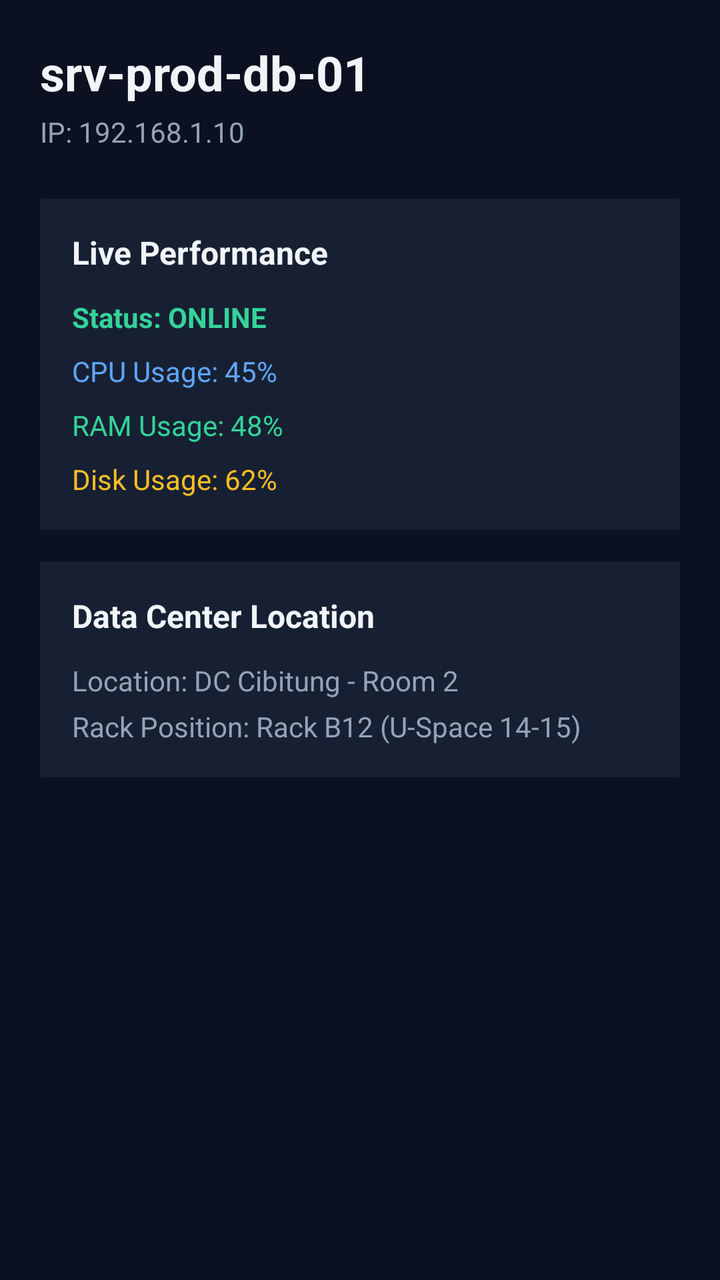
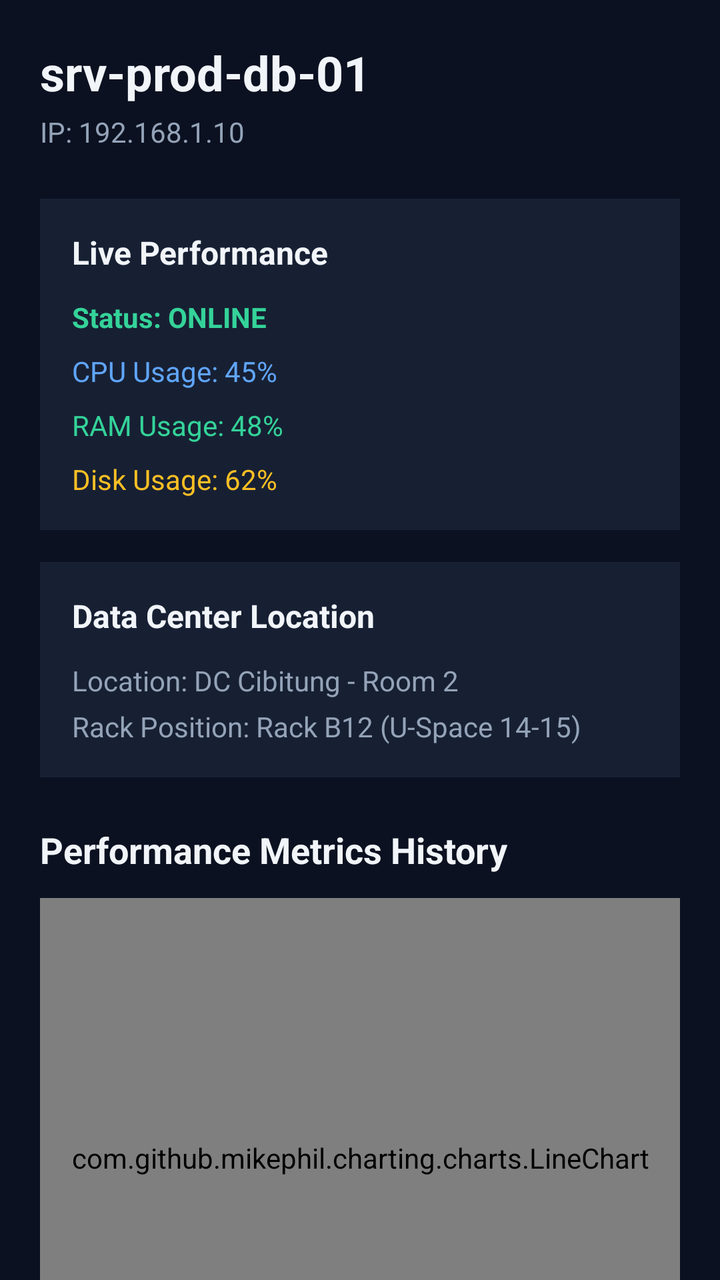

An Android layout rendered at two revisions. The XML below is the earlier revision; the diff shows what the commit changed to produce the second picture.
<!-- AndroidManifest.xml: application theme Theme.OpsMonitor -->
<!-- res/layout/fragment_server_detail.xml -->
<?xml version="1.0" encoding="utf-8"?>
<LinearLayout xmlns:android="http://schemas.android.com/apk/res/android"
    xmlns:tools="http://schemas.android.com/tools"
    android:layout_width="match_parent"
    android:layout_height="match_parent"
    android:background="#0B1120"
    android:padding="20dp"
    android:orientation="vertical"
    tools:context=".ui.ServerDetailFragment">

    
    <TextView
        android:id="@+id/tvDetailServerName"
        android:layout_width="wrap_content"
        android:layout_height="wrap_content"
        android:text="srv-prod-db-01"
        android:textColor="#F1F5F9"
        android:textSize="24sp"
        android:textStyle="bold" />

    <TextView
        android:id="@+id/tvDetailIpAddress"
        android:layout_width="wrap_content"
        android:layout_height="wrap_content"
        android:layout_marginTop="4dp"
        android:text="IP: 192.168.1.10"
        android:textColor="#94A3B8"
        android:textSize="14sp" />

    
    <LinearLayout
        android:layout_width="match_parent"
        android:layout_height="wrap_content"
        android:layout_marginTop="24dp"
        android:background="#172033"
        android:orientation="vertical"
        android:padding="16dp">

        <TextView
            android:layout_width="wrap_content"
            android:layout_height="wrap_content"
            android:text="Live Performance"
            android:textColor="#F1F5F9"
            android:textSize="16sp"
            android:textStyle="bold" />

        <TextView
            android:id="@+id/tvDetailStatus"
            android:layout_width="wrap_content"
            android:layout_height="wrap_content"
            android:layout_marginTop="12dp"
            android:text="Status: ONLINE"
            android:textColor="#34D399"
            android:textSize="14sp"
            android:textStyle="bold" />

        <TextView
            android:id="@+id/tvDetailCpu"
            android:layout_width="wrap_content"
            android:layout_height="wrap_content"
            android:layout_marginTop="8dp"
            android:text="CPU Usage: 45%"
            android:textColor="#60A5FA"
            android:textSize="14sp" />

        <TextView
            android:id="@+id/tvDetailRam"
            android:layout_width="wrap_content"
            android:layout_height="wrap_content"
            android:layout_marginTop="8dp"
            android:text="RAM Usage: 48%"
            android:textColor="#34D399"
            android:textSize="14sp" />

        <TextView
            android:id="@+id/tvDetailDisk"
            android:layout_width="wrap_content"
            android:layout_height="wrap_content"
            android:layout_marginTop="8dp"
            android:text="Disk Usage: 62%"
            android:textColor="#FBBF24"
            android:textSize="14sp" />
    </LinearLayout>

    
    <LinearLayout
        android:layout_width="match_parent"
        android:layout_height="wrap_content"
        android:layout_marginTop="16dp"
        android:background="#172033"
        android:orientation="vertical"
        android:padding="16dp">

        <TextView
            android:layout_width="wrap_content"
            android:layout_height="wrap_content"
            android:text="Data Center Location"
            android:textColor="#F1F5F9"
            android:textSize="16sp"
            android:textStyle="bold" />

        <TextView
            android:layout_width="wrap_content"
            android:layout_height="wrap_content"
            android:layout_marginTop="12dp"
            android:text="Location: DC Cibitung - Room 2"
            android:textColor="#94A3B8"
            android:textSize="14sp" />

        <TextView
            android:layout_width="wrap_content"
            android:layout_height="wrap_content"
            android:layout_marginTop="4dp"
            android:text="Rack Position: Rack B12 (U-Space 14-15)"
            android:textColor="#94A3B8"
            android:textSize="14sp" />
    </LinearLayout>

</LinearLayout>
<!-- resources referenced by this layout -->
<resources>
  <style name="Theme.OpsMonitor" parent="Base.Theme.OpsMonitor" />
  <style name="Base.Theme.OpsMonitor" parent="Theme.Material3.DayNight.NoActionBar">
          
          
      </style>
</resources>

<!-- the commit's change to res/layout/fragment_server_detail.xml (unified diff, before → after) -->
@@ -1,119 +1,142 @@
 <?xml version="1.0" encoding="utf-8"?>
-<LinearLayout xmlns:android="http://schemas.android.com/apk/res/android"
+<androidx.core.widget.NestedScrollView xmlns:android="http://schemas.android.com/apk/res/android"
     xmlns:tools="http://schemas.android.com/tools"
     android:layout_width="match_parent"
     android:layout_height="match_parent"
     android:background="#0B1120"
-    android:padding="20dp"
-    android:orientation="vertical"
     tools:context=".ui.ServerDetailFragment">
 
-    
-    <TextView
-        android:id="@+id/tvDetailServerName"
-        android:layout_width="wrap_content"
-        android:layout_height="wrap_content"
-        android:text="srv-prod-db-01"
-        android:textColor="#F1F5F9"
-        android:textSize="24sp"
-        android:textStyle="bold" />
-
-    <TextView
-        android:id="@+id/tvDetailIpAddress"
-        android:layout_width="wrap_content"
-        android:layout_height="wrap_content"
-        android:layout_marginTop="4dp"
-        android:text="IP: 192.168.1.10"
-        android:textColor="#94A3B8"
-        android:textSize="14sp" />
-
-    
     <LinearLayout
         android:layout_width="match_parent"
         android:layout_height="wrap_content"
-        android:layout_marginTop="24dp"
-        android:background="#172033"
         android:orientation="vertical"
-        android:padding="16dp">
+        android:padding="20dp">
+
+        
+        <TextView
+            android:id="@+id/tvDetailServerName"
+            android:layout_width="wrap_content"
+            android:layout_height="wrap_content"
+            android:text="srv-prod-db-01"
+            android:textColor="#F1F5F9"
+            android:textSize="24sp"
+            android:textStyle="bold" />
+
+        <TextView
+            android:id="@+id/tvDetailIpAddress"
+            android:layout_width="wrap_content"
+            android:layout_height="wrap_content"
+            android:layout_marginTop="4dp"
+            android:text="IP: 192.168.1.10"
+            android:textColor="#94A3B8"
+            android:textSize="14sp" />
+
+        
+        <LinearLayout
+            android:layout_width="match_parent"
+            android:layout_height="wrap_content"
+            android:layout_marginTop="24dp"
+            android:background="#172033"
+            android:orientation="vertical"
+            android:padding="16dp">
+
+            <TextView
+                android:layout_width="wrap_content"
+                android:layout_height="wrap_content"
+                android:text="Live Performance"
+                android:textColor="#F1F5F9"
+                android:textSize="16sp"
+                android:textStyle="bold" />
+
+            <TextView
+                android:id="@+id/tvDetailStatus"
+                android:layout_width="wrap_content"
+                android:layout_height="wrap_content"
+                android:layout_marginTop="12dp"
+                android:text="Status: ONLINE"
+                android:textColor="#34D399"
+                android:textSize="14sp"
+                android:textStyle="bold" />
+
+            <TextView
+                android:id="@+id/tvDetailCpu"
+                android:layout_width="wrap_content"
+                android:layout_height="wrap_content"
+                android:layout_marginTop="8dp"
+                android:text="CPU Usage: 45%"
+                android:textColor="#60A5FA"
+                android:textSize="14sp" />
+
+            <TextView
+                android:id="@+id/tvDetailRam"
+                android:layout_width="wrap_content"
+                android:layout_height="wrap_content"
+                android:layout_marginTop="8dp"
+                android:text="RAM Usage: 48%"
+                android:textColor="#34D399"
+                android:textSize="14sp" />
+
+            <TextView
+                android:id="@+id/tvDetailDisk"
+                android:layout_width="wrap_content"
+                android:layout_height="wrap_content"
+                android:layout_marginTop="8dp"
+                android:text="Disk Usage: 62%"
+                android:textColor="#FBBF24"
+                android:textSize="14sp" />
+        </LinearLayout>
+
+        
+        <LinearLayout
+            android:layout_width="match_parent"
+            android:layout_height="wrap_content"
+            android:layout_marginTop="16dp"
+            android:background="#172033"
+            android:orientation="vertical"
+            android:padding="16dp">
+
+            <TextView
+                android:layout_width="wrap_content"
+                android:layout_height="wrap_content"
+                android:text="Data Center Location"
+                android:textColor="#F1F5F9"
+                android:textSize="16sp"
+                android:textStyle="bold" />
+
+            <TextView
+                android:layout_width="wrap_content"
+                android:layout_height="wrap_content"
+                android:layout_marginTop="12dp"
+                android:text="Location: DC Cibitung - Room 2"
+                android:textColor="#94A3B8"
+                android:textSize="14sp" />
+
+            <TextView
+                android:layout_width="wrap_content"
+                android:layout_height="wrap_content"
+                android:layout_marginTop="4dp"
+                android:text="Rack Position: Rack B12 (U-Space 14-15)"
+                android:textColor="#94A3B8"
+                android:textSize="14sp" />
+        </LinearLayout>
 
         <TextView
             android:layout_width="wrap_content"
             android:layout_height="wrap_content"
-            android:text="Live Performance"
+            android:layout_marginTop="24dp"
+            android:layout_marginBottom="12dp"
+            android:text="Performance Metrics History"
             android:textColor="#F1F5F9"
-            android:textSize="16sp"
+            android:textSize="18sp"
             android:textStyle="bold" />
 
-        <TextView
-            android:id="@+id/tvDetailStatus"
-            android:layout_width="wrap_content"
-            android:layout_height="wrap_content"
-            android:layout_marginTop="12dp"
-            android:text="Status: ONLINE"
-            android:textColor="#34D399"
-            android:textSize="14sp"
-            android:textStyle="bold" />
+        <com.github.mikephil.charting.charts.LineChart
+            android:id="@+id/lineChartResource"
+            android:layout_width="match_parent"
+            android:layout_height="260dp"
+            android:background="#172033"
+            android:padding="8dp" />
 
-        <TextView
-            android:id="@+id/tvDetailCpu"
-            android:layout_width="wrap_content"
-            android:layout_height="wrap_content"
-            android:layout_marginTop="8dp"
-            android:text="CPU Usage: 45%"
-            android:textColor="#60A5FA"
-            android:textSize="14sp" />
-
-        <TextView
-            android:id="@+id/tvDetailRam"
-            android:layout_width="wrap_content"
-            android:layout_height="wrap_content"
-            android:layout_marginTop="8dp"
-            android:text="RAM Usage: 48%"
-            android:textColor="#34D399"
-            android:textSize="14sp" />
-
-        <TextView
-            android:id="@+id/tvDetailDisk"
-            android:layout_width="wrap_content"
-            android:layout_height="wrap_content"
-            android:layout_marginTop="8dp"
-            android:text="Disk Usage: 62%"
-            android:textColor="#FBBF24"
-            android:textSize="14sp" />
     </LinearLayout>
 
-    
-    <LinearLayout
-        android:layout_width="match_parent"
-        android:layout_height="wrap_content"
-        android:layout_marginTop="16dp"
-        android:background="#172033"
-        android:orientation="vertical"
-        android:padding="16dp">
-
-        <TextView
-            android:layout_width="wrap_content"
-            android:layout_height="wrap_content"
-            android:text="Data Center Location"
-            android:textColor="#F1F5F9"
-            android:textSize="16sp"
-            android:textStyle="bold" />
-
-        <TextView
-            android:layout_width="wrap_content"
-            android:layout_height="wrap_content"
-            android:layout_marginTop="12dp"
-            android:text="Location: DC Cibitung - Room 2"
-            android:textColor="#94A3B8"
-            android:textSize="14sp" />
-
-        <TextView
-            android:layout_width="wrap_content"
-            android:layout_height="wrap_content"
-            android:layout_marginTop="4dp"
-            android:text="Rack Position: Rack B12 (U-Space 14-15)"
-            android:textColor="#94A3B8"
-            android:textSize="14sp" />
-    </LinearLayout>
-
-</LinearLayout>
+</androidx.core.widget.NestedScrollView>
